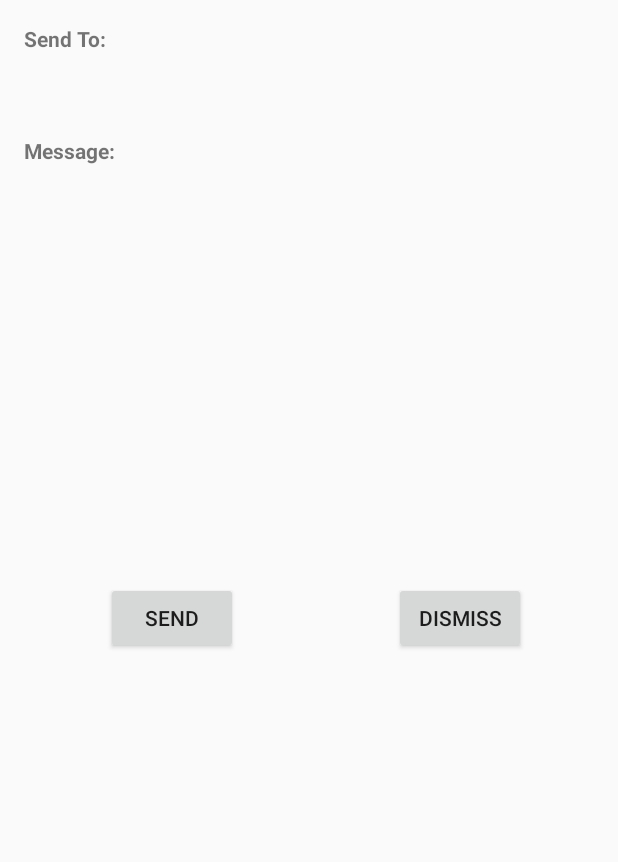
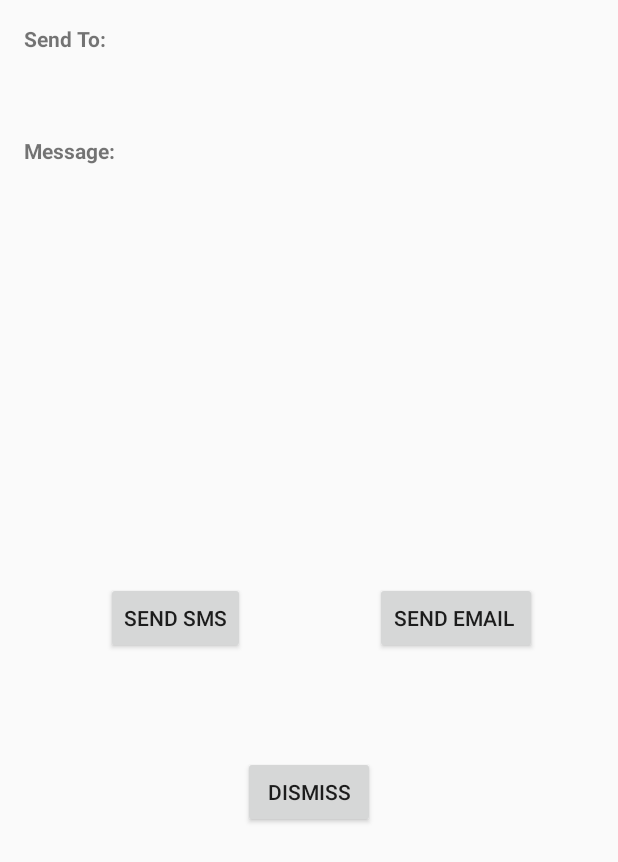
Before and after one commit to FlavyP/HomeMonitoringApp, an Android app: the FlameActivity screen opened directly, with no data from a screen before it, on a phone screen of 412 x 824 dp. Shown: the top 862 px of the screen. Run offline under Robolectric (Android 15) with nearby library versions, the phone set to English and light mode, and no system bars.

Commit message:
did the mail button etc

```diff
--- a/HomeMonitoringApp/app/src/main/java/thirdsem/flavy/homemonitoringapp/FlameActivity.java
+++ b/HomeMonitoringApp/app/src/main/java/thirdsem/flavy/homemonitoringapp/FlameActivity.java
@@ -1,5 +1,7 @@
 package thirdsem.flavy.homemonitoringapp;
 
+import android.app.Activity;
+import android.content.Intent;
 import android.preference.PreferenceManager;
 import android.support.v7.app.AppCompatActivity;
 import android.os.Bundle;
@@ -12,12 +14,11 @@ import android.widget.EditText;
 import android.widget.TextView;
 import android.widget.Toast;
 
-public class FlameActivity extends AppCompatActivity {
+public class FlameActivity extends Activity {
 
-    private Button send;
-    private EditText num;
-    private String numb;
-    private String msg;
+    private Button sendSms,sendEmail;
+    private String numb, msg;
+    private String mail;
     private TextView sendto;
     private TextView txtmsg;
 
@@ -28,6 +29,9 @@ public class FlameActivity extends AppCompatActivity {
 
         numb = PreferenceManager.getDefaultSharedPreferences(this).getString("cPhoneNumber", "");
         msg = PreferenceManager.getDefaultSharedPreferences(this).getString("message", "");
+        mail = PreferenceManager.getDefaultSharedPreferences(this).getString("cEmail", "");
+
+
 
         sendto = (TextView) findViewById(R.id.txtSendTo);
         txtmsg = (TextView) findViewById(R.id.txtmsg);
@@ -37,13 +41,24 @@ public class FlameActivity extends AppCompatActivity {
 
 
 
-        send = (Button) findViewById(R.id.btnS);
-        send.setOnClickListener(new View.OnClickListener() {
+        sendSms = (Button) findViewById(R.id.btnS);
+        sendSms.setOnClickListener(new View.OnClickListener()
+        {
+            @Override
+            public void onClick(View v) {
+                sendSms(numb, msg);
+                Toast.makeText(FlameActivity.this, "Send to " + numb, Toast.LENGTH_SHORT).show();
+            }
+        });
+
+        sendEmail = (Button) findViewById(R.id.btnEmail);
+        sendEmail.setOnClickListener(new View.OnClickListener()
+        {
             @Override
             public void onClick(View v)
             {
-                sendSms(numb, msg);
-                Toast.makeText(FlameActivity.this, "Send to " + numb, Toast.LENGTH_SHORT).show();
+                sendEmail(mail, msg);
+                Toast.makeText(FlameActivity.this, "mail: " + mail, Toast.LENGTH_LONG).show();
             }
         });
     }
@@ -52,7 +67,17 @@ public class FlameActivity extends AppCompatActivity {
     {
         SmsManager sms = SmsManager.getDefault();
         sms.sendTextMessage(phNumber,null, message, null, null);
-        Toast.makeText(this, "Message send", Toast.LENGTH_LONG).show();
+        Toast.makeText(this, "Message sendSms", Toast.LENGTH_LONG).show();
+    }
+
+    private void sendEmail(String mailTo, String message)
+    {
+        Intent implicitIntent = new Intent(Intent.ACTION_SEND);
+        implicitIntent.setType("message/rfc822");
+        implicitIntent.putExtra(Intent.EXTRA_EMAIL, new String[] {mailTo});
+        implicitIntent.putExtra(Intent.EXTRA_SUBJECT, "HELP!");
+        implicitIntent.putExtra(Intent.EXTRA_TEXT, message);
+        startActivity(implicitIntent);
     }
 
     @Override
--- a/HomeMonitoringApp/app/src/main/res/layout/activity_flame.xml
+++ b/HomeMonitoringApp/app/src/main/res/layout/activity_flame.xml
@@ -9,7 +9,7 @@
     <Button
         android:layout_width="wrap_content"
         android:layout_height="wrap_content"
-        android:text="SEND"
+        android:text="SEND SMS"
         android:id="@+id/btnS"
         android:layout_centerVertical="true"
         android:layout_toRightOf="@+id/textView4"
@@ -20,11 +20,9 @@
         android:layout_height="wrap_content"
         android:text="DISMISS"
         android:id="@+id/btnDismiss"
-        android:layout_marginRight="45dp"
-        android:layout_marginEnd="45dp"
-        android:layout_alignTop="@+id/btnS"
-        android:layout_alignParentRight="true"
-        android:layout_alignParentEnd="true" />
+        android:layout_below="@+id/btnS"
+        android:layout_centerHorizontal="true"
+        android:layout_marginTop="68dp" />
 
     <TextView
         android:layout_width="wrap_content"
@@ -65,4 +63,13 @@
         android:layout_alignParentLeft="true"
         android:layout_alignParentStart="true" />
 
+    <Button
+        android:layout_width="wrap_content"
+        android:layout_height="wrap_content"
+        android:text="Send Email "
+        android:id="@+id/btnEmail"
+        android:layout_alignTop="@+id/btnS"
+        android:layout_toRightOf="@+id/btnDismiss"
+        android:layout_toEndOf="@+id/btnDismiss" />
+
 </RelativeLayout>
```
